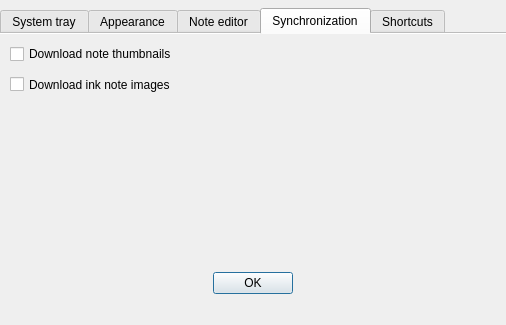
Qt form src/dialogs/PreferencesDialog.ui (d1vanov/quentier) before a commit.
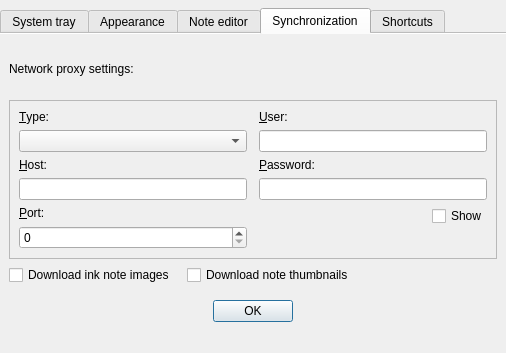
The same form after that commit. The open tabs and pages were chosen to show the change. Custom widgets are drawn as their Qt base class.

Commit message: Issue #122: add UI within PreferencesDialog for specification of application-wise network proxy

The edit to the form file:
```diff
--- a/src/dialogs/PreferencesDialog.ui
+++ b/src/dialogs/PreferencesDialog.ui
@@ -7,7 +7,7 @@
     <x>0</x>
     <y>0</y>
     <width>506</width>
-    <height>325</height>
+    <height>353</height>
    </rect>
   </property>
   <property name="windowTitle">
@@ -258,32 +258,181 @@
       <attribute name="title">
        <string>Synchronization</string>
       </attribute>
-      <widget class="QCheckBox" name="downloadNoteThumbnailsCheckBox">
-       <property name="geometry">
-        <rect>
-         <x>10</x>
-         <y>10</y>
-         <width>491</width>
-         <height>20</height>
-        </rect>
-       </property>
-       <property name="text">
-        <string>Download note thumbnails</string>
-       </property>
-      </widget>
-      <widget class="QCheckBox" name="downloadInkNoteImagesCheckBox">
-       <property name="geometry">
-        <rect>
-         <x>10</x>
-         <y>40</y>
-         <width>491</width>
-         <height>21</height>
-        </rect>
-       </property>
-       <property name="text">
-        <string>Download ink note images</string>
-       </property>
-      </widget>
+      <layout class="QVBoxLayout" name="verticalLayout_4">
+       <item>
+        <layout class="QVBoxLayout" name="syncTabVerticalLayout">
+         <item>
+          <widget class="QLabel" name="networkProxyLabel">
+           <property name="text">
+            <string>Network proxy settings:</string>
+           </property>
+           <property name="buddy">
+            <cstring>preferencesTabWidget</cstring>
+           </property>
+          </widget>
+         </item>
+         <item>
+          <widget class="QFrame" name="networkProxyFrame">
+           <property name="frameShape">
+            <enum>QFrame::StyledPanel</enum>
+           </property>
+           <property name="frameShadow">
+            <enum>QFrame::Raised</enum>
+           </property>
+           <layout class="QGridLayout" name="gridLayout">
+            <property name="horizontalSpacing">
+             <number>12</number>
+            </property>
+            <item row="0" column="0">
+             <widget class="QLabel" name="networkProxyTypeLabel">
+              <property name="text">
+               <string>&amp;Type:</string>
+              </property>
+              <property name="buddy">
+               <cstring>networkProxyTypeComboBox</cstring>
+              </property>
+             </widget>
+            </item>
+            <item row="0" column="1">
+             <widget class="QLabel" name="networkProxyUserLabel">
+              <property name="text">
+               <string>&amp;User:</string>
+              </property>
+              <property name="buddy">
+               <cstring>networkProxyUserLineEdit</cstring>
+              </property>
+             </widget>
+            </item>
+            <item row="1" column="0">
+             <widget class="QComboBox" name="networkProxyTypeComboBox"/>
+            </item>
+            <item row="1" column="1">
+             <widget class="QLineEdit" name="networkProxyUserLineEdit"/>
+            </item>
+            <item row="2" column="0">
+             <widget class="QLabel" name="networkProxyHostLabel">
+              <property name="text">
+               <string>&amp;Host:</string>
+              </property>
+              <property name="buddy">
+               <cstring>networkProxyHostLineEdit</cstring>
+              </property>
+             </widget>
+            </item>
+            <item row="2" column="1">
+             <widget class="QLabel" name="networkProxyPasswordLabel">
+              <property name="text">
+               <string>&amp;Password:</string>
+              </property>
+              <property name="buddy">
+               <cstring>networkProxyPasswordLineEdit</cstring>
+              </property>
+             </widget>
+            </item>
+            <item row="3" column="0">
+             <widget class="QLineEdit" name="networkProxyHostLineEdit"/>
+            </item>
+            <item row="3" column="1">
+             <widget class="QLineEdit" name="networkProxyPasswordLineEdit">
+              <property name="echoMode">
+               <enum>QLineEdit::Password</enum>
+              </property>
+             </widget>
+            </item>
+            <item row="4" column="0">
+             <widget class="QLabel" name="networkProxyPortLabel">
+              <property name="text">
+               <string>&amp;Port:</string>
+              </property>
+              <property name="buddy">
+               <cstring>networkProxyPortSpinBox</cstring>
+              </property>
+             </widget>
+            </item>
+            <item row="4" column="1" rowspan="2">
+             <layout class="QVBoxLayout" name="networkProxyPasswordShowVerticalLayout">
+              <item>
+               <layout class="QHBoxLayout" name="networkProxyPasswordShowHorizontalLayout">
+                <item>
+                 <spacer name="networkProxyPasswordShowHorizontalSpacer">
+                  <property name="orientation">
+                   <enum>Qt::Horizontal</enum>
+                  </property>
+                  <property name="sizeHint" stdset="0">
+                   <size>
+                    <width>148</width>
+                    <height>20</height>
+                   </size>
+                  </property>
+                 </spacer>
+                </item>
+                <item>
+                 <widget class="QCheckBox" name="networkProxyPasswordShowCheckBox">
+                  <property name="text">
+                   <string>Show</string>
+                  </property>
+                 </widget>
+                </item>
+               </layout>
+              </item>
+              <item>
+               <spacer name="networkProxyPasswordVerticalSpacer">
+                <property name="orientation">
+                 <enum>Qt::Vertical</enum>
+                </property>
+                <property name="sizeHint" stdset="0">
+                 <size>
+                  <width>218</width>
+                  <height>17</height>
+                 </size>
+                </property>
+               </spacer>
+              </item>
+             </layout>
+            </item>
+            <item row="5" column="0">
+             <widget class="QSpinBox" name="networkProxyPortSpinBox"/>
+            </item>
+           </layout>
+          </widget>
+         </item>
+         <item>
+          <layout class="QHBoxLayout" name="downloadOptionsHorizontalLayout">
+           <property name="spacing">
+            <number>12</number>
+           </property>
+           <item>
+            <widget class="QCheckBox" name="downloadInkNoteImagesCheckBox">
+             <property name="text">
+              <string>Download ink note images</string>
+             </property>
+            </widget>
+           </item>
+           <item>
+            <widget class="QCheckBox" name="downloadNoteThumbnailsCheckBox">
+             <property name="text">
+              <string>Download note thumbnails</string>
+             </property>
+            </widget>
+           </item>
+           <item>
+            <spacer name="downloadOptionsHorizontalSpacer">
+             <property name="orientation">
+              <enum>Qt::Horizontal</enum>
+             </property>
+             <property name="sizeHint" stdset="0">
+              <size>
+               <width>40</width>
+               <height>20</height>
+              </size>
+             </property>
+            </spacer>
+           </item>
+          </layout>
+         </item>
+        </layout>
+       </item>
+      </layout>
      </widget>
      <widget class="QWidget" name="shortcutsTab">
       <attribute name="title">
```
Left out of the diff: 2 changed lines with no effect on the pictures.
